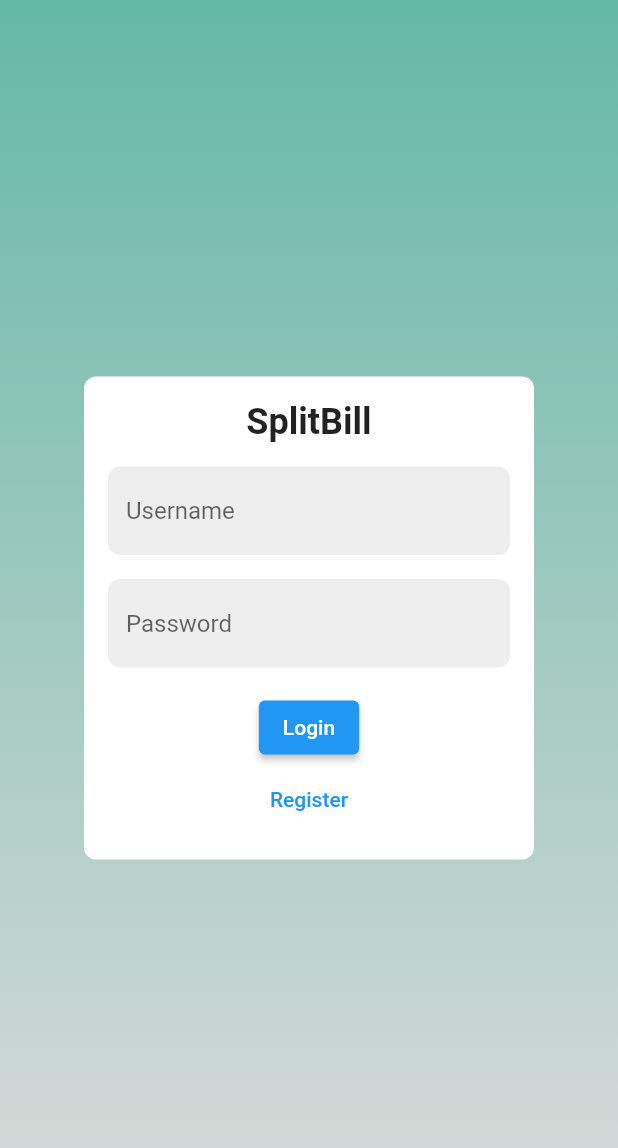
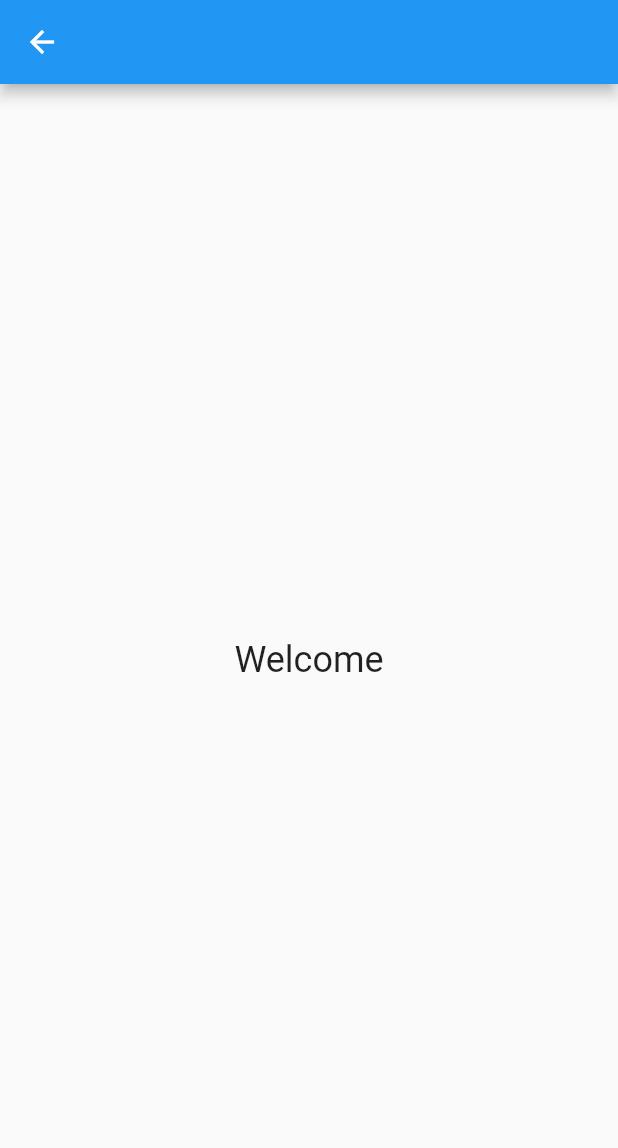
Before and after one commit to jakura987/splitbill, a Flutter app: the screen it shows after launch, after a tap on "Login", on a phone screen of 412 x 824 dp. Shown: the top 1148 px of the screen. Run offline on Flutter 3.47's test engine with Material 2 defaults, Android fonts, the phone set to English and light mode, and no system bars.

Commit message:
modify login page

```diff
--- /dev/null
+++ b/lib/login_page.dart
@@ -0,0 +1,138 @@
+import 'package:flutter/material.dart';
+import 'welcome_page.dart';
+
+// Define global constants, colors and text
+const kPrimaryColor = Color(0xff65B8A6);
+const kSecondaryColor = Color(0xffDBDBDB);
+final kFillColor = Colors.grey[200];
+const kAppName = 'SplitBill';
+const kUsernameHint = 'Username';
+const kPasswordHint = 'Password';
+const kLoginButtonText = 'Login';
+const kRegisterButtonText = 'Register';
+
+// LoginPage as the entry point for the login interface
+class LoginPage extends StatelessWidget {
+  @override
+  Widget build(BuildContext context) {
+    // Use Scaffold to build the basic visual structure
+    return Scaffold(
+      body: Container(
+        decoration: BoxDecoration(
+          gradient: LinearGradient(
+            begin: Alignment.topCenter,
+            end: Alignment.bottomCenter,
+            colors: [kPrimaryColor, kSecondaryColor],
+          ),
+        ),
+        // LoginForm (main part of the login interface)
+        child: Center(child: LoginForm()),
+      ),
+    );
+  }
+}
+
+// LoginForm includes all the input fields and buttons
+class LoginForm extends StatelessWidget {
+  @override
+  Widget build(BuildContext context) {
+    return Container(
+      width: 300,
+      padding: EdgeInsets.all(16),
+      decoration: BoxDecoration(
+        color: Colors.white,
+        borderRadius: BorderRadius.circular(8),
+      ),
+      child: Column(
+        mainAxisSize: MainAxisSize.min,
+        // build all the subcomponents of the loginForm
+        children: [
+          AppName(),
+          SizedBox(height: 16),
+          CustomTextField(hint: kUsernameHint),
+          SizedBox(height: 16),
+          CustomTextField(hint: kPasswordHint, isObscured: true),
+          SizedBox(height: 16),
+          LoginButton(onPressed: () {
+            // Navigate to the WelcomePage when pressing the button
+            Navigator.pushReplacement(
+              context,
+              MaterialPageRoute(builder: (context) => WelcomePage()),
+            );
+          }, text: kLoginButtonText),
+          RegisterButton(onPressed: () {}, text: kRegisterButtonText),
+        ],
+      ),
+    );
+  }
+}
+
+// The AppName component displays the name of the application which is 'SplitBill'
+class AppName extends StatelessWidget {
+  @override
+  Widget build(BuildContext context) {
+    return Text(
+      kAppName,
+      style: TextStyle(
+        fontSize: 24,
+        fontWeight: FontWeight.bold,
+      ),
+    );
+  }
+}
+
+// CustomTextField is a custom text input component
+class CustomTextField extends StatelessWidget {
+  final String hint; // Input prompt text
+  final bool isObscured; // Whether the text should be obscured for password fields
+
+  CustomTextField({required this.hint, this.isObscured = false});
+
+  @override
+  Widget build(BuildContext context) {
+    return TextField(
+      decoration: InputDecoration(
+        hintText: hint,
+        filled: true,
+        fillColor: kFillColor,
+        border: OutlineInputBorder(
+          borderRadius: BorderRadius.circular(8),
+          borderSide: BorderSide.none,
+        ),
+      ),
+      obscureText: isObscured,
+    );
+  }
+}
+
+// LoginButton is a custom ElevatedButton
+class LoginButton  extends StatelessWidget {
+  final VoidCallback onPressed; // Callback triggered when the button is pressed
+  final String text; // Button text
+
+  LoginButton ({required this.onPressed, required this.text});
+
+  @override
+  Widget build(BuildContext context) {
+    return ElevatedButton(
+      onPressed: onPressed,
+      child: Text(text),
+    );
+  }
+}
+
+// RegisterButton is a custom TextButton
+class RegisterButton extends StatelessWidget {
+  final VoidCallback onPressed; // Callback triggered when the button is presses
+  final String text; // Button text
+
+  RegisterButton({required this.onPressed, required this.text});
+
+  @override
+  Widget build(BuildContext context) {
+    return TextButton(
+      onPressed: onPressed,
+      child: Text(text),
+    );
+  }
+}
--- a/lib/main.dart
+++ b/lib/main.dart
@@ -1,14 +1,5 @@
 import 'package:flutter/material.dart';
-
-const kPrimaryColor = Color(0xff65B8A6);
-const kSecondaryColor = Color(0xffDBDBDB);
-final kFillColor = Colors.grey[200];
-
-const kAppName = 'SplitBill';
-const kUsernameHint = 'Username';
-const kPasswordHint = 'Password';
-const kLoginButtonText = 'Login';
-const kRegisterButtonText = 'Register';
+import 'login_page.dart';
 
 void main() {
   runApp(MyApp());
@@ -20,127 +11,14 @@ class MyApp extends StatelessWidget {
     return MaterialApp(
       title: kAppName,
       theme: ThemeData(
-        primaryColor: kPrimaryColor,
-        colorScheme: ThemeData().colorScheme.copyWith(secondary: kSecondaryColor),
+        primaryColor: kPrimaryColor, // 常量 kPrimaryColor 也已经移动到 login_page.dart，可以在这里直接定义颜色值
+        colorScheme: ThemeData().colorScheme.copyWith(secondary: kSecondaryColor), // 常量 kSecondaryColor 也已经移动到 login_page.dart，可以在这里直接定义颜色值
         buttonTheme: ButtonThemeData(
-          buttonColor: kPrimaryColor,
+          buttonColor: kPrimaryColor, // 常量 kPrimaryColor 也已经移动到 login_page.dart，可以在这里直接定义颜色值
           textTheme: ButtonTextTheme.primary,
         ),
       ),
-      home: LoginRegisterPage(),
+      home: LoginPage(), // 使用刚刚在 login_page.dart 中定义的 LoginRegisterPage
     );
   }
 }
-
-class LoginRegisterPage extends StatelessWidget {
-  @override
-  Widget build(BuildContext context) {
-    return Scaffold(
-      body: Container(
-        decoration: BoxDecoration(
-          gradient: LinearGradient(
-            begin: Alignment.topCenter,
-            end: Alignment.bottomCenter,
-            colors: [kPrimaryColor, kSecondaryColor],
-          ),
-        ),
-        child: Center(
-          child: LoginRegisterForm(),
-        ),
-      ),
-    );
-  }
-}
-
-class LoginRegisterForm extends StatelessWidget {
-  @override
-  Widget build(BuildContext context) {
-    return Container(
-      width: 300,
-      padding: EdgeInsets.all(16),
-      decoration: BoxDecoration(
-        color: Colors.white,
-        borderRadius: BorderRadius.circular(8),
-      ),
-      child: Column(
-        mainAxisSize: MainAxisSize.min,
-        children: [
-          AppName(),
-          SizedBox(height: 16),
-          CustomTextField(hint: kUsernameHint),
-          SizedBox(height: 16),
-          CustomTextField(hint: kPasswordHint, isObscured: true),
-          SizedBox(height: 16),
-          CustomElevatedButton(onPressed: () {}, text: kLoginButtonText),
-          CustomTextButton(onPressed: () {}, text: kRegisterButtonText),
-        ],
-      ),
-    );
-  }
-}
-
-class AppName extends StatelessWidget {
-  @override
-  Widget build(BuildContext context) {
-    return Text(
-      kAppName,
-      style: TextStyle(
-        fontSize: 24,
-        fontWeight: FontWeight.bold,
-      ),
-    );
-  }
-}
-
-class CustomTextField extends StatelessWidget {
-  final String hint;
-  final bool isObscured;
-
-  CustomTextField({required this.hint, this.isObscured = false});
-
-  @override
-  Widget build(BuildContext context) {
-    return TextField(
-      decoration: InputDecoration(
-        hintText: hint,
-        filled: true,
-        fillColor: kFillColor,
-        border: OutlineInputBorder(
-          borderRadius: BorderRadius.circular(8),
-          borderSide: BorderSide.none,
-        ),
-      ),
-      obscureText: isObscured,
-    );
-  }
-}
-
-class CustomElevatedButton extends StatelessWidget {
-  final VoidCallback onPressed;
-  final String text;
-
-  CustomElevatedButton({required this.onPressed, required this.text});
-
-  @override
-  Widget build(BuildContext context) {
-    return ElevatedButton(
-      onPressed: onPressed,
-      child: Text(text),
-    );
-  }
-}
-
-class CustomTextButton extends StatelessWidget {
-  final VoidCallback onPressed;
-  final String text;
-
-  CustomTextButton({required this.onPressed, required this.text});
-
-  @override
-  Widget build(BuildContext context) {
-    return TextButton(
-      onPressed: onPressed,
-      child: Text(text),
-    );
-  }
-}
--- /dev/null
+++ b/lib/welcome_page.dart
@@ -0,0 +1,23 @@
+import 'package:flutter/material.dart';
+import 'login_page.dart'; //
+
+// when user logins successfully, trigger this page
+class WelcomePage extends StatelessWidget {
+  @override
+  Widget build(BuildContext context) {
+    return Scaffold(
+      appBar: AppBar(
+        leading: IconButton(
+          icon: Icon(Icons.arrow_back, color: Colors.white),
+          onPressed: () => Navigator.pushReplacement(
+            context,
+            MaterialPageRoute(builder: (context) => LoginPage()),
+          ),
+        ),
+      ),
+      body: Center(
+        child: Text('Welcome', style: TextStyle(fontSize: 24)),
+      ),
+    );
+  }
+}
```
